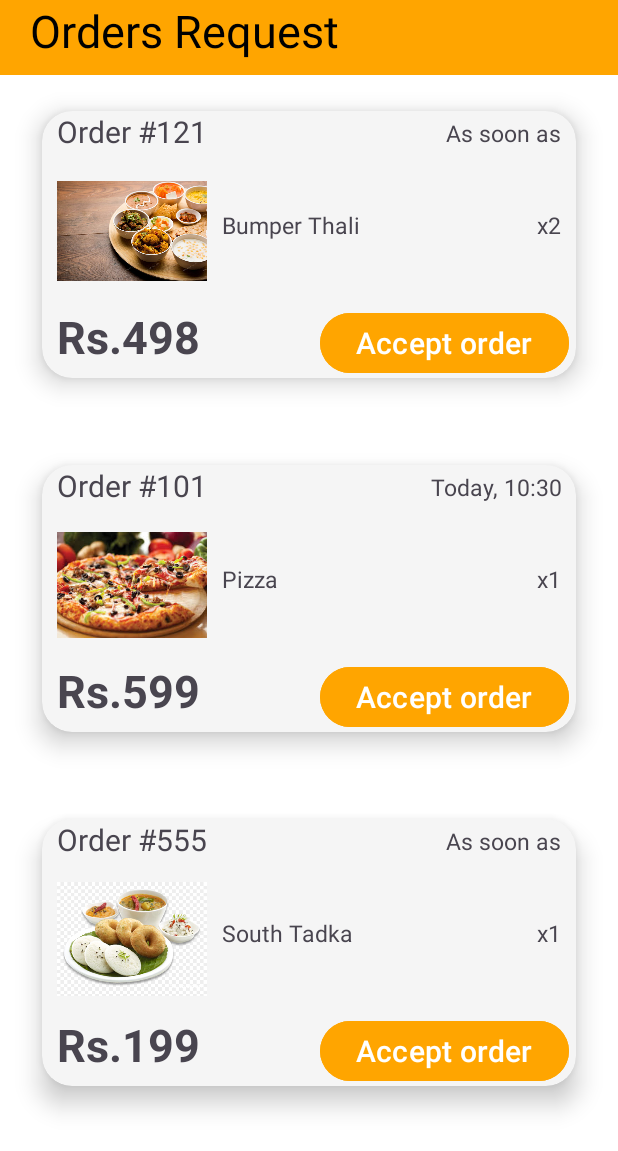
After one commit to atharv2204/Internship-App, an Android app: the layout activity_orders.xml on its own in the app's theme, with its tools: preview values and no code run, on a phone screen of 412 x 824 dp. The commit adds this screen. Shown: the top 1151 px of the screen. Run offline under Robolectric (Android 15) with nearby library versions, the phone set to English and light mode, and no system bars; Roboto replaces fonts that are not available here.

Commit message:
orders request

```diff
--- /dev/null
+++ b/app/src/main/res/layout/activity_orders.xml
@@ -0,0 +1,339 @@
+<?xml version="1.0" encoding="utf-8"?>
+<RelativeLayout xmlns:android="http://schemas.android.com/apk/res/android"
+    android:layout_width="match_parent"
+    android:layout_height="match_parent"
+    xmlns:app="http://schemas.android.com/apk/res-auto"
+    xmlns:tools="http://schemas.android.com/tools">
+
+    <com.google.android.material.bottomnavigation.BottomNavigationView
+        android:id="@+id/bottomNavigationView"
+        android:layout_width="match_parent"
+        android:layout_height="50dp"
+        android:background="@color/orange">
+
+        <TextView
+            android:id="@+id/navigationTitle"
+            android:layout_width="match_parent"
+            android:layout_height="60dp"
+            android:layout_above="@+id/bottomNavigationView"
+            android:gravity="left"
+            android:text="Orders Request"
+            android:textColor="@android:color/black"
+            android:textSize="30dp"
+            android:layout_marginLeft="20dp"/>
+    </com.google.android.material.bottomnavigation.BottomNavigationView>
+
+    <ScrollView
+        android:layout_width="match_parent"
+        android:layout_height="wrap_content">
+        <RelativeLayout
+            android:layout_width="match_parent"
+            android:layout_height="match_parent"
+            android:background="@color/white">
+
+            <androidx.cardview.widget.CardView
+                android:id="@+id/card1"
+                android:layout_width="match_parent"
+                android:layout_height="wrap_content"
+                android:layout_marginStart="10dp"
+                android:layout_marginTop="50dp"
+                android:layout_marginEnd="10dp"
+                android:layout_marginBottom="10dp"
+                app:cardBackgroundColor="@color/white_smoke"
+                app:cardCornerRadius="20dp"
+                app:cardElevation="10dp"
+                app:cardMaxElevation="12dp"
+                app:cardPreventCornerOverlap="true"
+                app:cardUseCompatPadding="true"
+                tools:ignore="NotSibling">
+
+                <LinearLayout
+                    android:layout_width="match_parent"
+                    android:layout_height="wrap_content"
+                    android:orientation="horizontal">
+
+                    <TextView
+                        android:layout_width="wrap_content"
+                        android:layout_height="wrap_content"
+                        android:text="Order #121"
+                        android:textSize="20dp"
+                        android:layout_marginLeft="10dp"/>
+
+                    <TextView
+                        android:layout_width="match_parent"
+                        android:layout_height="wrap_content"
+                        android:layout_gravity="right"
+                        android:layout_marginRight="10dp"
+                        android:gravity="right"
+                        android:paddingTop="4dp"
+                        android:text="As soon as"
+                        android:textSize="15dp"
+                        tools:ignore="TextSizeCheck" />
+
+                </LinearLayout>
+
+                <LinearLayout
+                    android:layout_width="match_parent"
+                    android:layout_height="wrap_content"
+                    android:orientation="horizontal"
+                    android:layout_marginTop="30dp">
+
+                    <ImageView
+                        android:layout_width="100dp"
+                        android:layout_height="100dp"
+                        android:src="@drawable/offer3"
+                        android:layout_marginLeft="10dp"/>
+
+                    <TextView
+                        android:layout_width="wrap_content"
+                        android:layout_height="wrap_content"
+                        android:layout_marginLeft="10dp"
+                        android:layout_marginTop="35dp"
+                        android:text="Bumper Thali"
+                        android:textSize="15dp"
+                        tools:ignore="TextSizeCheck" />
+
+                    <TextView
+                        android:layout_width="match_parent"
+                        android:layout_height="wrap_content"
+                        android:layout_marginTop="35dp"
+                        android:layout_marginRight="10dp"
+                        android:gravity="right"
+                        android:text="x2"
+                        android:textSize="15dp"
+                        tools:ignore="TextSizeCheck" />
+
+                </LinearLayout>
+
+                <LinearLayout
+                    android:layout_width="match_parent"
+                    android:layout_height="wrap_content"
+                    android:orientation="horizontal" >
+                <TextView
+                    android:layout_width="wrap_content"
+                    android:layout_height="wrap_content"
+                    android:text="Rs.498"
+                    android:textSize="30dp"
+                    android:layout_marginTop="130dp"
+                    android:layout_marginLeft="10dp"
+                    android:textStyle="bold"/>
+                <Button
+                    android:layout_width="wrap_content"
+                    android:layout_height="wrap_content"
+                    android:layout_marginTop="130dp"
+                    android:layout_marginLeft="80dp"
+                    android:backgroundTint="@color/orange"
+                    android:text="Accept order"
+                    android:textSize="20dp" />
+                </LinearLayout>
+
+
+            </androidx.cardview.widget.CardView>
+
+
+            <androidx.cardview.widget.CardView
+                android:id="@+id/card2"
+                android:layout_width="match_parent"
+                android:layout_height="wrap_content"
+                android:layout_marginStart="10dp"
+
+                android:layout_marginEnd="10dp"
+                android:layout_marginBottom="10dp"
+                app:cardBackgroundColor="@color/white_smoke"
+                app:cardCornerRadius="20dp"
+                app:cardElevation="10dp"
+                app:cardMaxElevation="12dp"
+                app:cardPreventCornerOverlap="true"
+                app:cardUseCompatPadding="true"
+                tools:ignore="NotSibling"
+                android:layout_below="@id/card1">
+
+                <LinearLayout
+                    android:layout_width="match_parent"
+                    android:layout_height="wrap_content"
+                    android:orientation="horizontal">
+
+                    <TextView
+                        android:layout_width="wrap_content"
+                        android:layout_height="wrap_content"
+                        android:text="Order #101"
+                        android:textSize="20dp"
+                        android:layout_marginLeft="10dp"/>
+
+                    <TextView
+                        android:layout_width="match_parent"
+                        android:layout_height="wrap_content"
+                        android:layout_gravity="right"
+                        android:layout_marginRight="10dp"
+                        android:gravity="right"
+                        android:paddingTop="4dp"
+                        android:text="Today, 10:30"
+                        android:textSize="15dp"
+                        tools:ignore="TextSizeCheck" />
+
+                </LinearLayout>
+
+                <LinearLayout
+                    android:layout_width="match_parent"
+                    android:layout_height="wrap_content"
+                    android:orientation="horizontal"
+                    android:layout_marginTop="30dp">
+
+                    <ImageView
+                        android:layout_width="100dp"
+                        android:layout_height="100dp"
+                        android:src="@drawable/image2"
+                        android:layout_marginLeft="10dp"/>
+
+                    <TextView
+                        android:layout_width="wrap_content"
+                        android:layout_height="wrap_content"
+                        android:layout_marginLeft="10dp"
+                        android:layout_marginTop="35dp"
+                        android:text="Pizza"
+                        android:textSize="15dp"
+                        tools:ignore="TextSizeCheck" />
+
+                    <TextView
+                        android:layout_width="match_parent"
+                        android:layout_height="wrap_content"
+                        android:layout_marginTop="35dp"
+                        android:layout_marginRight="10dp"
+                        android:gravity="right"
+                        android:text="x1"
+                        android:textSize="15dp"
+                        tools:ignore="TextSizeCheck" />
+
+                </LinearLayout>
+
+                <LinearLayout
+                    android:layout_width="match_parent"
+                    android:layout_height="wrap_content"
+                    android:orientation="horizontal" >
+                    <TextView
+                        android:layout_width="wrap_content"
+                        android:layout_height="wrap_content"
+                        android:text="Rs.599"
+                        android:textSize="30dp"
+                        android:layout_marginTop="130dp"
+                        android:layout_marginLeft="10dp"
+                        android:textStyle="bold"/>
+                    <Button
+                        android:layout_width="wrap_content"
+                        android:layout_height="wrap_content"
+                        android:layout_marginTop="130dp"
+                        android:layout_marginLeft="80dp"
+                        android:backgroundTint="@color/orange"
+                        android:text="Accept order"
+                        android:textSize="20dp" />
+                </LinearLayout>
+
+
+            </androidx.cardview.widget.CardView>
+
+            <androidx.cardview.widget.CardView
+                android:id="@+id/card3"
+                android:layout_width="match_parent"
+                android:layout_height="wrap_content"
+                android:layout_marginStart="10dp"
+
+                android:layout_marginEnd="10dp"
+                android:layout_marginBottom="70dp"
+                app:cardBackgroundColor="@color/white_smoke"
+                app:cardCornerRadius="20dp"
+                app:cardElevation="10dp"
+                app:cardMaxElevation="12dp"
+                app:cardPreventCornerOverlap="true"
+                app:cardUseCompatPadding="true"
+                tools:ignore="NotSibling"
+                android:layout_below="@id/card2">
+
+                <LinearLayout
+                    android:layout_width="match_parent"
+                    android:layout_height="wrap_content"
+                    android:orientation="horizontal">
+
+                    <TextView
+                        android:layout_width="wrap_content"
+                        android:layout_height="wrap_content"
+                        android:text="Order #555"
+                        android:textSize="20dp"
+                        android:layout_marginLeft="10dp"/>
+
+                    <TextView
+                        android:layout_width="match_parent"
+                        android:layout_height="wrap_content"
+                        android:layout_gravity="right"
+                        android:layout_marginRight="10dp"
+                        android:gravity="right"
+                        android:paddingTop="4dp"
+                        android:text="As soon as"
+                        android:textSize="15dp"
+                        tools:ignore="TextSizeCheck" />
+
+                </LinearLayout>
+
+                <LinearLayout
+                    android:layout_width="match_parent"
+                    android:layout_height="wrap_content"
+                    android:orientation="horizontal"
+                    android:layout_marginTop="30dp">
+
+                    <ImageView
+                        android:layout_width="100dp"
+                        android:layout_height="100dp"
+                        android:src="@drawable/image1"
+                        android:layout_marginLeft="10dp"/>
+
+                    <TextView
+                        android:layout_width="wrap_content"
+                        android:layout_height="wrap_content"
+                        android:layout_marginLeft="10dp"
+                        android:layout_marginTop="35dp"
+                        android:text="South Tadka"
+                        android:textSize="15dp"
+                        tools:ignore="TextSizeCheck" />
+
+                    <TextView
+                        android:layout_width="match_parent"
+                        android:layout_height="wrap_content"
+                        android:layout_marginTop="35dp"
+                        android:layout_marginRight="10dp"
+                        android:gravity="right"
+                        android:text="x1"
+                        android:textSize="15dp"
+                        tools:ignore="TextSizeCheck" />
+
+                </LinearLayout>
+
+                <LinearLayout
+                    android:layout_width="match_parent"
+                    android:layout_height="wrap_content"
+                    android:orientation="horizontal" >
+                    <TextView
+                        android:layout_width="wrap_content"
+                        android:layout_height="wrap_content"
+                        android:text="Rs.199"
+                        android:textSize="30dp"
+                        android:layout_marginTop="130dp"
+                        android:layout_marginLeft="10dp"
+                        android:textStyle="bold"/>
+                    <Button
+                        android:layout_width="wrap_content"
+                        android:layout_height="wrap_content"
+                        android:layout_marginTop="130dp"
+                        android:layout_marginLeft="80dp"
+                        android:backgroundTint="@color/orange"
+                        android:text="Accept order"
+                        android:textSize="20dp" />
+                </LinearLayout>
+
+
+            </androidx.cardview.widget.CardView>
+
+    </RelativeLayout>
+
+
+    </ScrollView>
+
+</RelativeLayout>
--- a/app/src/main/res/layout/fragment_history.xml
+++ b/app/src/main/res/layout/fragment_history.xml
@@ -52,14 +52,6 @@
             app:cardUseCompatPadding="true"
             tools:ignore="NotSibling">
 
-
-            <LinearLayout
-                android:layout_width="wrap_content"
-                android:layout_height="wrap_content">
-
-
-            </LinearLayout>
-
             <LinearLayout
                 android:layout_width="200dp"
                 android:layout_height="200dp">
@@ -79,17 +71,11 @@
                 android:layout_marginLeft="20dp"
                 android:layout_marginTop="20dp"
                 android:layout_marginBottom="10dp"
-                android:text="South Tadka      2"
+                android:text="South Tadka       2"
                 android:textSize="20sp"
                 android:textStyle="bold" />
 
 
-            <LinearLayout
-                android:layout_width="wrap_content"
-                android:layout_height="wrap_content">
-
-
-            </LinearLayout>
 
             <TextView
                 android:layout_width="wrap_content"
```
